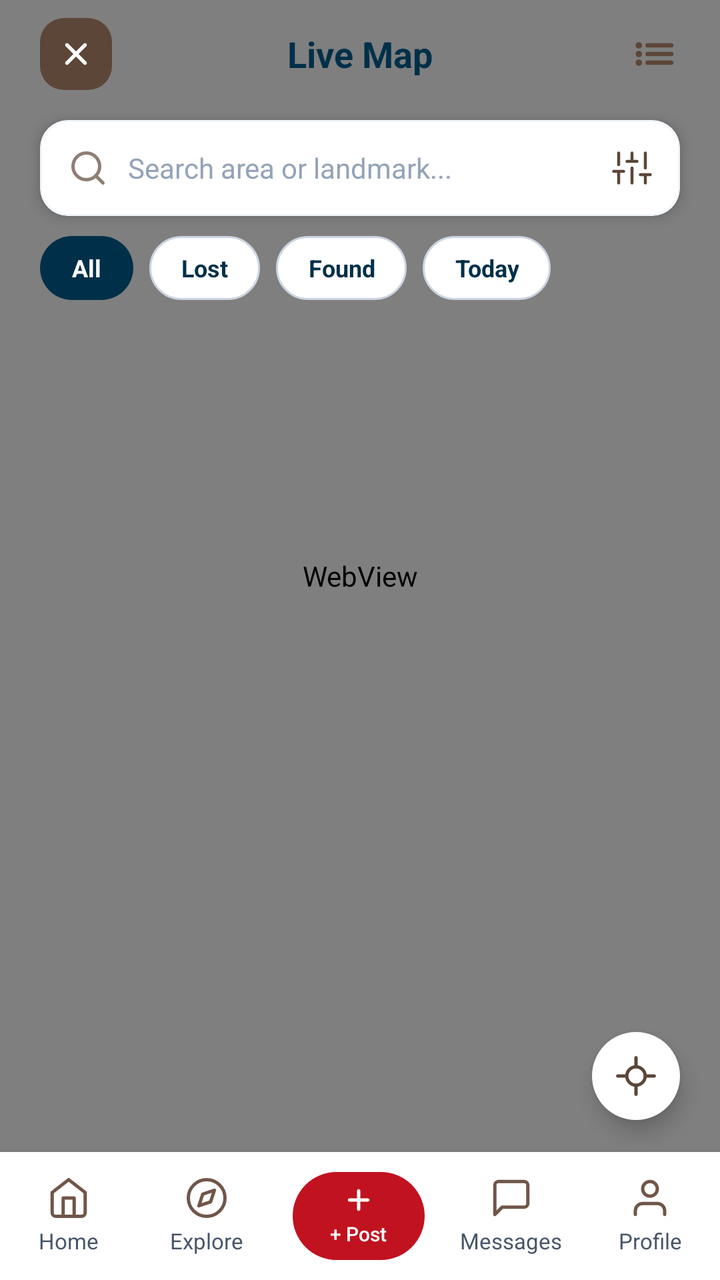
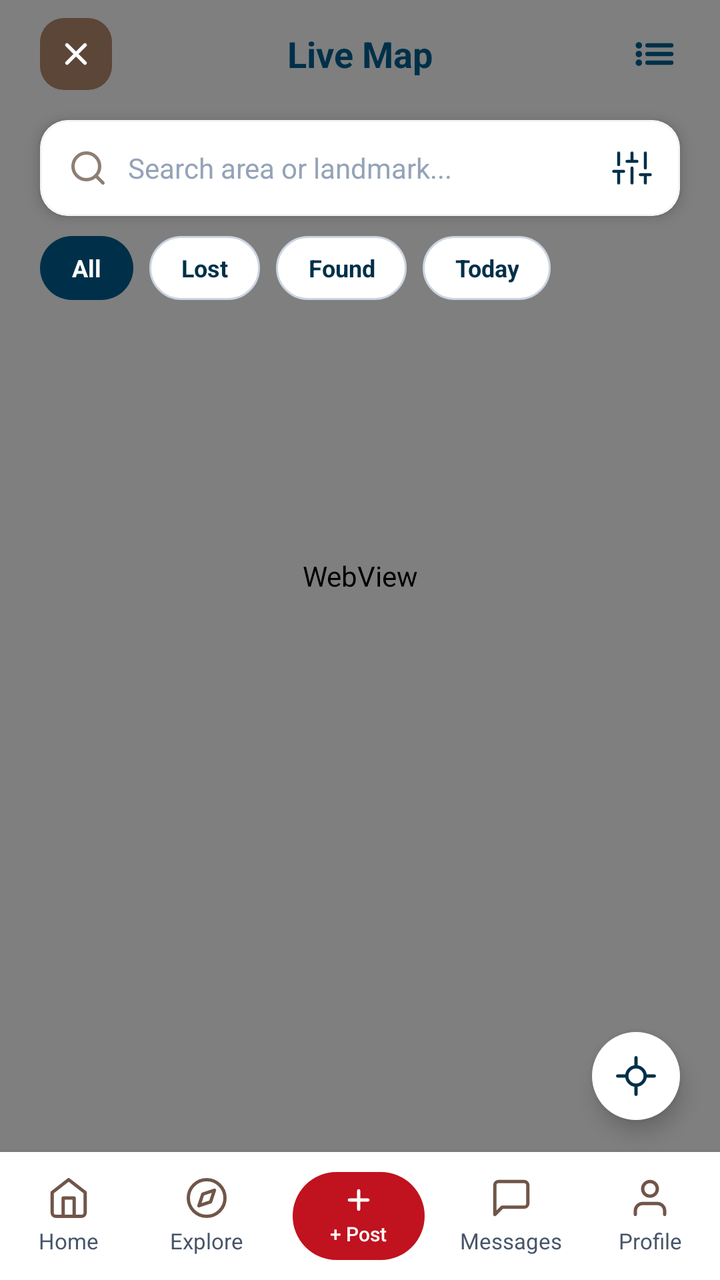

An Android layout rendered at two revisions. The XML below is the earlier revision; the diff shows what the commit changed to produce the second picture.
<!-- AndroidManifest.xml: application theme Theme.LostAndFound -->
<!-- res/layout/fragment_map.xml -->
<?xml version="1.0" encoding="utf-8"?>
<RelativeLayout xmlns:android="http://schemas.android.com/apk/res/android"
    xmlns:app="http://schemas.android.com/apk/res-auto"
    xmlns:tools="http://schemas.android.com/tools"
    android:id="@+id/mapRootBox"
    android:layout_width="match_parent"
    android:layout_height="match_parent"
    android:background="@color/white">

    
    <WebView
        android:id="@+id/webViewLeafletMap"
        android:layout_width="match_parent"
        android:layout_height="match_parent"
        android:layout_above="@+id/bottomNav" />

    
    <FrameLayout
        android:id="@+id/btnGpsTarget"
        android:layout_width="44dp"
        android:layout_height="44dp"
        android:layout_above="@+id/cardLaptopItem"
        android:layout_alignParentEnd="true"
        android:layout_marginEnd="20dp"
        android:layout_marginBottom="16dp"
        android:background="@drawable/bg_fab_white"
        android:clickable="true"
        android:elevation="6dp"
        android:focusable="true">

        <ImageView
            android:layout_width="22dp"
            android:layout_height="22dp"
            android:layout_gravity="center"
            android:contentDescription="GPS Target"
            android:src="@drawable/ic_gps_target"
            app:tint="#5C4638" />
    </FrameLayout>

    
    <LinearLayout
        android:id="@+id/topControlsBox"
        android:layout_width="match_parent"
        android:layout_height="wrap_content"
        android:layout_alignParentTop="true"
        android:orientation="vertical">

        
        <RelativeLayout
            android:id="@+id/headerBar"
            android:layout_width="match_parent"
            android:layout_height="54dp"
            android:paddingStart="20dp"
            android:paddingEnd="20dp">

            <FrameLayout
                android:id="@+id/btnClose"
                android:layout_width="36dp"
                android:layout_height="36dp"
                android:layout_alignParentStart="true"
                android:layout_centerVertical="true"
                android:background="@drawable/bg_close_btn"
                android:clickable="true"
                android:focusable="true">

                <ImageView
                    android:layout_width="18dp"
                    android:layout_height="18dp"
                    android:layout_gravity="center"
                    android:contentDescription="Close"
                    android:src="@drawable/ic_close_white" />
            </FrameLayout>

            <TextView
                android:id="@+id/tvTitle"
                android:layout_width="wrap_content"
                android:layout_height="wrap_content"
                android:layout_centerInParent="true"
                android:fontFamily="sans-serif-bold"
                android:text="Live Map"
                android:textColor="@color/text_primary"
                android:textSize="18sp"
                android:textStyle="bold" />

            <ImageView
                android:id="@+id/btnListView"
                android:layout_width="26dp"
                android:layout_height="26dp"
                android:layout_alignParentEnd="true"
                android:layout_centerVertical="true"
                android:background="?attr/selectableItemBackgroundBorderless"
                android:clickable="true"
                android:contentDescription="List view"
                android:focusable="true"
                android:src="@drawable/ic_list_view"
                app:tint="#5C4638" />
        </RelativeLayout>

        
        <com.google.android.material.card.MaterialCardView
            android:id="@+id/cardSearchContainer"
            android:layout_width="match_parent"
            android:layout_height="48dp"
            android:layout_marginStart="20dp"
            android:layout_marginTop="6dp"
            android:layout_marginEnd="20dp"
            app:cardBackgroundColor="@color/white"
            app:cardCornerRadius="14dp"
            app:cardElevation="4dp"
            app:strokeColor="@color/stroke_light"
            app:strokeWidth="1dp">

            <LinearLayout
                android:layout_width="match_parent"
                android:layout_height="match_parent"
                android:gravity="center_vertical"
                android:orientation="horizontal"
                android:paddingStart="14dp"
                android:paddingEnd="14dp">

                <ImageView
                    android:id="@+id/iconSearchLens"
                    android:layout_width="20dp"
                    android:layout_height="20dp"
                    android:contentDescription="Search"
                    android:src="@drawable/ic_search"
                    app:tint="#8E7E75" />

                <EditText
                    android:id="@+id/inputSearchArea"
                    android:layout_width="0dp"
                    android:layout_height="match_parent"
                    android:layout_marginStart="10dp"
                    android:layout_marginEnd="10dp"
                    android:layout_weight="1"
                    android:background="@null"
                    android:fontFamily="sans-serif"
                    android:hint="Search area or landmark..."
                    android:imeOptions="actionSearch"
                    android:inputType="text"
                    android:maxLines="1"
                    android:textColor="@color/text_primary"
                    android:textColorHint="@color/text_hint"
                    android:textSize="14sp" />

                <ImageView
                    android:id="@+id/btnFilterSliders"
                    android:layout_width="20dp"
                    android:layout_height="20dp"
                    android:clickable="true"
                    android:contentDescription="Filter sliders"
                    android:focusable="true"
                    android:src="@drawable/ic_filter"
                    app:tint="#5C4638" />
            </LinearLayout>
        </com.google.android.material.card.MaterialCardView>

        
        <LinearLayout
            android:id="@+id/filterChipsRow"
            android:layout_width="match_parent"
            android:layout_height="wrap_content"
            android:layout_marginStart="20dp"
            android:layout_marginTop="10dp"
            android:layout_marginEnd="20dp"
            android:orientation="horizontal">

            <TextView
                android:id="@+id/chipAllMap"
                android:layout_width="wrap_content"
                android:layout_height="32dp"
                android:background="@drawable/bg_chip_selected"
                android:clickable="true"
                android:focusable="true"
                android:gravity="center"
                android:paddingStart="16dp"
                android:paddingEnd="16dp"
                android:text="All"
                android:textColor="@color/white"
                android:textSize="12sp"
                android:textStyle="bold" />

            <TextView
                android:id="@+id/chipLost"
                android:layout_width="wrap_content"
                android:layout_height="32dp"
                android:layout_marginStart="8dp"
                android:background="@drawable/bg_chip_unselected"
                android:clickable="true"
                android:focusable="true"
                android:gravity="center"
                android:paddingStart="16dp"
                android:paddingEnd="16dp"
                android:text="Lost"
                android:textColor="@color/text_primary"
                android:textSize="12sp"
                android:textStyle="bold" />

            <TextView
                android:id="@+id/chipFound"
                android:layout_width="wrap_content"
                android:layout_height="32dp"
                android:layout_marginStart="8dp"
                android:background="@drawable/bg_chip_unselected"
                android:clickable="true"
                android:focusable="true"
                android:gravity="center"
                android:paddingStart="16dp"
                android:paddingEnd="16dp"
                android:text="Found"
                android:textColor="@color/text_primary"
                android:textSize="12sp"
                android:textStyle="bold" />

            <TextView
                android:id="@+id/chipToday"
                android:layout_width="wrap_content"
                android:layout_height="32dp"
                android:layout_marginStart="8dp"
                android:background="@drawable/bg_chip_unselected"
                android:clickable="true"
                android:focusable="true"
                android:gravity="center"
                android:paddingStart="16dp"
                android:paddingEnd="16dp"
                android:text="Today"
                android:textColor="@color/text_primary"
                android:textSize="12sp"
                android:textStyle="bold" />
        </LinearLayout>
    </LinearLayout>

    
    <com.google.android.material.card.MaterialCardView
        android:id="@+id/cardLaptopItem"
        android:layout_width="match_parent"
        android:layout_height="wrap_content"
        android:layout_above="@+id/bottomNav"
        android:layout_marginStart="18dp"
        android:layout_marginEnd="18dp"
        android:layout_marginBottom="12dp"
        android:visibility="gone"
        app:cardBackgroundColor="@color/white"
        app:cardCornerRadius="18dp"
        app:cardElevation="6dp"
        app:strokeColor="@color/stroke_light"
        app:strokeWidth="1dp">

        <LinearLayout
            android:layout_width="match_parent"
            android:layout_height="wrap_content"
            android:gravity="center_vertical"
            android:orientation="horizontal"
            android:padding="12dp">

            
            <com.google.android.material.card.MaterialCardView
                android:layout_width="74dp"
                android:layout_height="74dp"
                app:cardCornerRadius="12dp"
                app:cardElevation="0dp"
                app:strokeColor="@color/stroke_light"
                app:strokeWidth="0.5dp">

                <ImageView
                    android:id="@+id/imgLaptopThumb"
                    android:layout_width="match_parent"
                    android:layout_height="match_parent"
                    android:contentDescription="Item image"
                    android:scaleType="centerCrop"
                    android:src="@drawable/ic_item_placeholder" />
            </com.google.android.material.card.MaterialCardView>

            
            <LinearLayout
                android:layout_width="0dp"
                android:layout_height="wrap_content"
                android:layout_marginStart="14dp"
                android:layout_weight="1"
                android:orientation="vertical">

                <RelativeLayout
                    android:layout_width="match_parent"
                    android:layout_height="wrap_content">

                    <TextView
                        android:id="@+id/tagFoundStatus"
                        android:layout_width="wrap_content"
                        android:layout_height="wrap_content"
                        android:layout_alignParentStart="true"
                        android:fontFamily="sans-serif-black"
                        android:text="FOUND"
                        android:textColor="@color/tag_found_color"
                        android:textSize="12sp"
                        android:textStyle="bold" />

                    <TextView
                        android:id="@+id/textItemTime"
                        android:layout_width="wrap_content"
                        android:layout_height="wrap_content"
                        android:layout_alignParentEnd="true"
                        android:fontFamily="sans-serif"
                        android:text="12m ago"
                        android:textColor="@color/text_secondary"
                        android:textSize="11sp" />
                </RelativeLayout>

                <TextView
                    android:id="@+id/textItemTitle"
                    android:layout_width="wrap_content"
                    android:layout_height="wrap_content"
                    android:layout_marginTop="3dp"
                    android:ellipsize="end"
                    android:fontFamily="sans-serif-bold"
                    android:maxLines="1"
                    android:text="Red laptop sleeve"
                    android:textColor="@color/text_primary"
                    android:textSize="15sp"
                    android:textStyle="bold" />

                <LinearLayout
                    android:layout_width="wrap_content"
                    android:layout_height="wrap_content"
                    android:layout_marginTop="5dp"
                    android:gravity="center_vertical"
                    android:orientation="horizontal">

                    <ImageView
                        android:layout_width="14dp"
                        android:layout_height="14dp"
                        android:contentDescription="Location"
                        android:src="@drawable/ic_location"
                        app:tint="#8E7E75" />

                    <TextView
                        android:id="@+id/textItemLocation"
                        android:layout_width="wrap_content"
                        android:layout_height="wrap_content"
                        android:layout_marginStart="4dp"
                        android:fontFamily="sans-serif"
                        android:text="Independence Square"
                        android:textColor="#7C6E66"
                        android:textSize="12sp" />
                </LinearLayout>
            </LinearLayout>

        </LinearLayout>
    </com.google.android.material.card.MaterialCardView>

    
    <include
        android:id="@+id/bottomNav"
        layout="@layout/fragment_bottom_nav"
        android:layout_width="match_parent"
        android:layout_height="64dp"
        android:layout_alignParentBottom="true" />

</RelativeLayout>
<!-- res/layout/fragment_bottom_nav.xml (included above) -->
<?xml version="1.0" encoding="utf-8"?>
<LinearLayout xmlns:android="http://schemas.android.com/apk/res/android"
    android:id="@+id/navCard"
    android:layout_width="match_parent"
    android:layout_height="64dp"
    android:background="@color/white"
    android:baselineAligned="false"
    android:elevation="8dp"
    android:gravity="center_vertical"
    android:orientation="horizontal">

    
    <LinearLayout
        android:id="@+id/tabHome"
        android:layout_width="0dp"
        android:layout_height="match_parent"
        android:layout_weight="1"
        android:clickable="true"
        android:focusable="true"
        android:gravity="center"
        android:orientation="vertical">

        <ImageView
            android:id="@+id/imgHome"
            android:layout_width="22dp"
            android:layout_height="22dp"
            android:contentDescription="Home"
            android:src="@drawable/ic_nav_home" />

        <TextView
            android:id="@+id/lblHome"
            android:layout_width="wrap_content"
            android:layout_height="wrap_content"
            android:layout_marginTop="3dp"
            android:fontFamily="sans-serif"
            android:text="Home"
            android:textColor="@color/text_secondary"
            android:textSize="11sp" />
    </LinearLayout>

    
    <LinearLayout
        android:id="@+id/tabExplore"
        android:layout_width="0dp"
        android:layout_height="match_parent"
        android:layout_weight="1"
        android:clickable="true"
        android:focusable="true"
        android:gravity="center"
        android:orientation="vertical">

        <ImageView
            android:id="@+id/imgExplore"
            android:layout_width="22dp"
            android:layout_height="22dp"
            android:contentDescription="Explore"
            android:src="@drawable/ic_nav_explore" />

        <TextView
            android:id="@+id/lblExplore"
            android:layout_width="wrap_content"
            android:layout_height="wrap_content"
            android:layout_marginTop="3dp"
            android:fontFamily="sans-serif"
            android:text="Explore"
            android:textColor="@color/text_secondary"
            android:textSize="11sp" />
    </LinearLayout>

    
    <LinearLayout
        android:id="@+id/tabPost"
        android:layout_width="0dp"
        android:layout_height="match_parent"
        android:layout_weight="1.2"
        android:clickable="true"
        android:focusable="true"
        android:gravity="center">

        <LinearLayout
            android:id="@+id/btnPostPill"
            android:layout_width="66dp"
            android:layout_height="44dp"
            android:background="@drawable/bg_nav_post_pill"
            android:gravity="center"
            android:orientation="vertical">

            <ImageView
                android:layout_width="16dp"
                android:layout_height="16dp"
                android:contentDescription="Post"
                android:src="@drawable/ic_nav_plus" />

            <TextView
                android:id="@+id/lblPost"
                android:layout_width="wrap_content"
                android:layout_height="wrap_content"
                android:layout_marginTop="2dp"
                android:fontFamily="sans-serif-medium"
                android:text="+ Post"
                android:textColor="@color/white"
                android:textSize="10sp" />
        </LinearLayout>
    </LinearLayout>

    
    <LinearLayout
        android:id="@+id/tabMessages"
        android:layout_width="0dp"
        android:layout_height="match_parent"
        android:layout_weight="1"
        android:clickable="true"
        android:focusable="true"
        android:gravity="center"
        android:orientation="vertical">

        <ImageView
            android:id="@+id/imgMessages"
            android:layout_width="22dp"
            android:layout_height="22dp"
            android:contentDescription="Messages"
            android:src="@drawable/ic_nav_messages" />

        <TextView
            android:id="@+id/lblMessages"
            android:layout_width="wrap_content"
            android:layout_height="wrap_content"
            android:layout_marginTop="3dp"
            android:fontFamily="sans-serif"
            android:text="Messages"
            android:textColor="@color/text_secondary"
            android:textSize="11sp" />
    </LinearLayout>

    
    <LinearLayout
        android:id="@+id/tabProfile"
        android:layout_width="0dp"
        android:layout_height="match_parent"
        android:layout_weight="1"
        android:clickable="true"
        android:focusable="true"
        android:gravity="center"
        android:orientation="vertical">

        <ImageView
            android:id="@+id/imgProfile"
            android:layout_width="22dp"
            android:layout_height="22dp"
            android:contentDescription="Profile"
            android:src="@drawable/ic_nav_profile" />

        <TextView
            android:id="@+id/lblProfile"
            android:layout_width="wrap_content"
            android:layout_height="wrap_content"
            android:layout_marginTop="3dp"
            android:fontFamily="sans-serif"
            android:text="Profile"
            android:textColor="@color/text_secondary"
            android:textSize="11sp" />
    </LinearLayout>

</LinearLayout>
<!-- resources referenced by this layout -->
<resources>
  <color name="stroke_light">#FFF1F5F9</color>
  <color name="tag_found_color">#FF003049</color>
  <color name="text_hint">#FF94A3B8</color>
  <color name="text_primary">#FF003049</color>
  <color name="text_secondary">#FF475569</color>
  <color name="white">#FFFFFFFF</color>
  <!-- drawable bg_chip_selected (drawable) -->
  <?xml version="1.0" encoding="utf-8"?>
  <shape xmlns:android="http://schemas.android.com/apk/res/android"
      android:shape="rectangle">
      <corners android:radius="20dp" />
      <solid android:color="@color/deep_blue" />
  </shape>
  <!-- drawable bg_chip_unselected (drawable) -->
  <?xml version="1.0" encoding="utf-8"?>
  <shape xmlns:android="http://schemas.android.com/apk/res/android"
      android:shape="rectangle">
      <corners android:radius="20dp" />
      <stroke
          android:width="1dp"
          android:color="@color/component_stroke_border" />
      <solid android:color="@color/white" />
  </shape>
  <!-- drawable bg_close_btn (drawable) -->
  <?xml version="1.0" encoding="utf-8"?>
  <shape xmlns:android="http://schemas.android.com/apk/res/android"
      android:shape="rectangle">
      <corners android:radius="12dp" />
      <solid android:color="#5C4638" />
  </shape>
  <!-- drawable bg_fab_white (drawable) -->
  <?xml version="1.0" encoding="utf-8"?>
  <shape xmlns:android="http://schemas.android.com/apk/res/android"
      android:shape="oval">
      <solid android:color="@color/white" />
  </shape>
  <!-- drawable bg_nav_post_pill (drawable) -->
  <?xml version="1.0" encoding="utf-8"?>
  <shape xmlns:android="http://schemas.android.com/apk/res/android"
      android:shape="rectangle">
      <corners android:radius="22dp" />
      <solid android:color="#C1121F" />
  </shape>
  <!-- drawable ic_close_white (drawable) -->
  <vector xmlns:android="http://schemas.android.com/apk/res/android"
      android:width="20dp"
      android:height="20dp"
      android:viewportWidth="24"
      android:viewportHeight="24">
    <path
        android:fillColor="@android:color/transparent"
        android:strokeColor="#FFFFFF"
        android:strokeWidth="2.4"
        android:strokeLineCap="round"
        android:strokeLineJoin="round"
        android:pathData="M18,6L6,18M6,6l12,12" />
  </vector>
  <!-- drawable ic_item_placeholder (drawable) -->
  <vector xmlns:android="http://schemas.android.com/apk/res/android"
      android:width="48dp"
      android:height="48dp"
      android:viewportWidth="24"
      android:viewportHeight="24">
      <path
          android:fillColor="#8C847E"
          android:pathData="M21,19V5c0,-1.1 -0.9,-2 -2,-2H5c-1.1,0 -2,0.9 -2,2v14c0,1.1 0.9,2 2,2h14c1.1,0 2,-0.9 2,-2zM8.5,13.5l2.5,3.01L14.5,12l4.5,6H5l3.5,-4.5z" />
  </vector>
  <!-- drawable ic_nav_plus (drawable) -->
  <vector xmlns:android="http://schemas.android.com/apk/res/android"
      android:width="20dp"
      android:height="20dp"
      android:viewportWidth="24"
      android:viewportHeight="24">
    <path
        android:fillColor="@android:color/transparent"
        android:strokeColor="#FFFFFF"
        android:strokeWidth="2.4"
        android:strokeLineCap="round"
        android:pathData="M12,5 V19 M5,12 H19" />
  </vector>
  <style name="Theme.LostAndFound" parent="Base.Theme.LostAndFound" />
  <color name="deep_blue">#FF003049</color>
  <color name="component_stroke_border">#FFCBD5E1</color>
  <style name="Base.Theme.LostAndFound" parent="Theme.Material3.DayNight.NoActionBar">
          <item name="android:statusBarColor">#FF003049</item>
          <item name="android:windowLightStatusBar" tools:targetApi="m">false</item>
          <item name="android:navigationBarColor">#FFFFFFFF</item>
          <item name="android:windowLightNavigationBar" tools:targetApi="o_mr1">true</item>
          
          <item name="android:windowSoftInputMode">adjustResize</item>
      </style>
  <!-- unchanged entries left out for length: 9 -->
</resources>

<!-- the commit's change to res/layout/fragment_map.xml (unified diff, before → after) -->
@@ -34,7 +34,7 @@
             android:layout_gravity="center"
             android:contentDescription="GPS Target"
             android:src="@drawable/ic_gps_target"
-            app:tint="#5C4638" />
+            app:tint="@color/text_primary" />
     </FrameLayout>
 
     
@@ -93,7 +93,7 @@
                 android:contentDescription="List view"
                 android:focusable="true"
                 android:src="@drawable/ic_list_view"
-                app:tint="#5C4638" />
+                app:tint="@color/text_primary" />
         </RelativeLayout>
 
         
@@ -151,7 +151,7 @@
                     android:contentDescription="Filter sliders"
                     android:focusable="true"
                     android:src="@drawable/ic_filter"
-                    app:tint="#5C4638" />
+                    app:tint="@color/text_primary" />
             </LinearLayout>
         </com.google.android.material.card.MaterialCardView>
 
@@ -339,7 +339,7 @@
                         android:layout_marginStart="4dp"
                         android:fontFamily="sans-serif"
                         android:text="Independence Square"
-                        android:textColor="#7C6E66"
+                        android:textColor="@color/text_secondary"
                         android:textSize="12sp" />
                 </LinearLayout>
             </LinearLayout>
